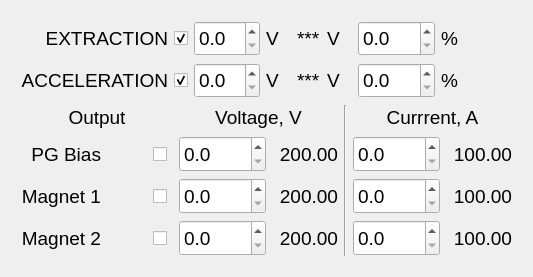
Old version of the form Magnets_UI.ui in the repository smertouh/1_MeV_UI_additional.
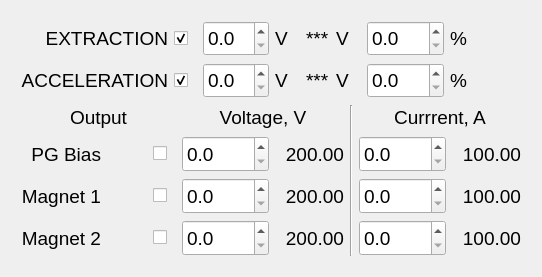
New version of the form. Icons and pictures are not drawn.

The edit to the form file:
```diff
--- a/Magnets_UI.ui
+++ b/Magnets_UI.ui
@@ -302,6 +302,18 @@
           <verstretch>0</verstretch>
          </sizepolicy>
         </property>
+        <property name="minimumSize">
+         <size>
+          <width>23</width>
+          <height>23</height>
+         </size>
+        </property>
+        <property name="maximumSize">
+         <size>
+          <width>23</width>
+          <height>23</height>
+         </size>
+        </property>
         <property name="font">
          <font>
           <pointsize>14</pointsize>
@@ -530,6 +542,18 @@
           <verstretch>0</verstretch>
          </sizepolicy>
         </property>
+        <property name="minimumSize">
+         <size>
+          <width>23</width>
+          <height>23</height>
+         </size>
+        </property>
+        <property name="maximumSize">
+         <size>
+          <width>23</width>
+          <height>23</height>
+         </size>
+        </property>
         <property name="font">
          <font>
           <pointsize>14</pointsize>
@@ -1465,14 +1489,14 @@
         </property>
         <property name="minimumSize">
          <size>
-          <width>20</width>
-          <height>20</height>
+          <width>23</width>
+          <height>23</height>
          </size>
         </property>
         <property name="maximumSize">
          <size>
-          <width>20</width>
-          <height>20</height>
+          <width>23</width>
+          <height>23</height>
          </size>
         </property>
         <property name="baseSize">
@@ -1500,14 +1524,14 @@
         </property>
         <property name="minimumSize">
          <size>
-          <width>20</width>
-          <height>20</height>
+          <width>23</width>
+          <height>23</height>
          </size>
         </property>
         <property name="maximumSize">
          <size>
-          <width>20</width>
-          <height>20</height>
+          <width>23</width>
+          <height>23</height>
          </size>
         </property>
         <property name="baseSize">
@@ -1535,14 +1559,14 @@
         </property>
         <property name="minimumSize">
          <size>
-          <width>20</width>
-          <height>20</height>
+          <width>23</width>
+          <height>23</height>
          </size>
         </property>
         <property name="maximumSize">
          <size>
-          <width>20</width>
-          <height>20</height>
+          <width>23</width>
+          <height>23</height>
          </size>
         </property>
         <property name="baseSize">
```
